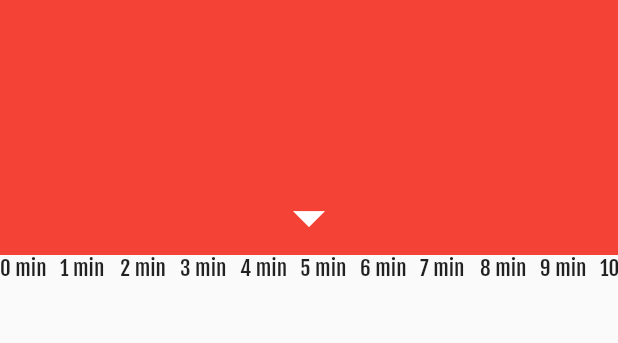
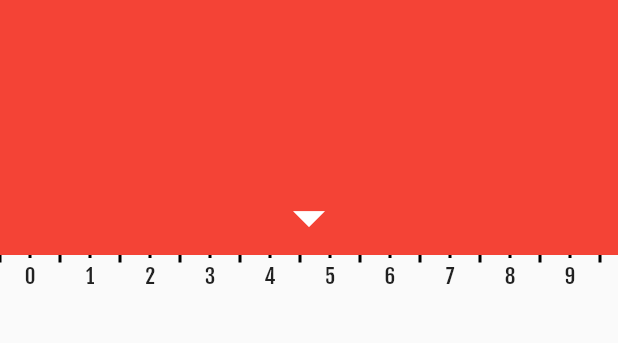
Before and after one commit to achernoprudov/pomodoro, a Flutter app: the screen it shows after launch, on a phone screen of 412 x 824 dp, the part 195-538 px from its top. Run offline on Flutter 3.47's test engine with Material 2 defaults, Android fonts, the phone set to English and light mode, and no system bars.

Commit message:
interval widget

```diff
--- /dev/null
+++ b/lib/src/interval_widget.dart
@@ -0,0 +1,44 @@
+import 'package:flutter/material.dart';
+
+class IntervalWidget extends StatelessWidget {
+  final int interval;
+
+  const IntervalWidget({Key key, this.interval}) : super(key: key);
+
+  @override
+  Widget build(BuildContext context) {
+    return SizedBox(
+      width: 20,
+      child: Stack(
+        children: <Widget>[
+          Row(
+            crossAxisAlignment: CrossAxisAlignment.start,
+            mainAxisAlignment: MainAxisAlignment.spaceBetween,
+            children: <Widget>[
+              Container(
+                color: Colors.black,
+                height: 5,
+                width: 1,
+              ),
+              Container(
+                color: Colors.black,
+                height: 2,
+                width: 2,
+              ),
+              Container(
+                color: Colors.black,
+                height: 5,
+                width: 1,
+              )
+            ],
+          ),
+          Container(
+            alignment: Alignment.topCenter,
+            padding: EdgeInsets.only(top: 5),
+            child: Text('$interval'),
+          )
+        ],
+      ),
+    );
+  }
+}
--- a/lib/src/picker_page.dart
+++ b/lib/src/picker_page.dart
@@ -1,5 +1,6 @@
 import 'package:flutter/material.dart';
 import 'package:flutter/cupertino.dart';
+import 'package:pomodoro/src/interval_widget.dart';
 
 class PickerPage extends StatelessWidget {
   @override
@@ -28,10 +29,11 @@ class PickerPage extends StatelessWidget {
                 itemExtent: 40,
                 scrollDirection: Axis.horizontal,
                 itemBuilder: (context, index) {
-                  return Container(
-                    height: 40,
-                    child: Text('$index min'),
-                  );
+                  return IntervalWidget(interval: index,);
+                  // return Container(
+                  //   height: 40,
+                  //   child: Text('$index min'),
+                  // );
                 },
               ),
             ),
```
